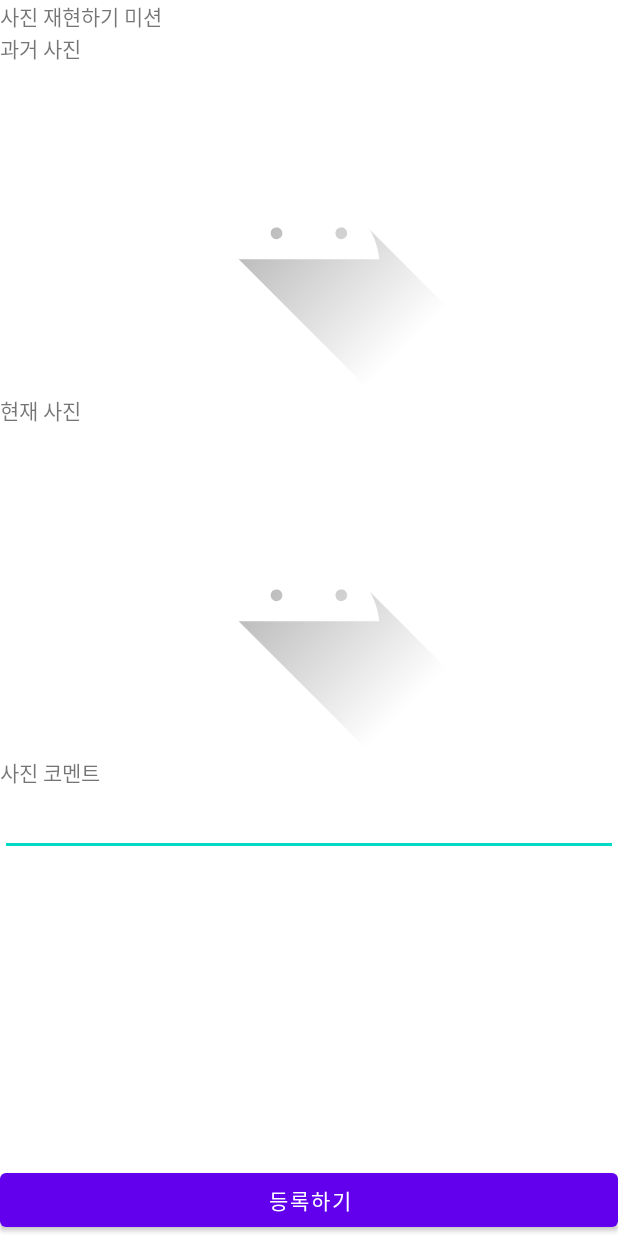
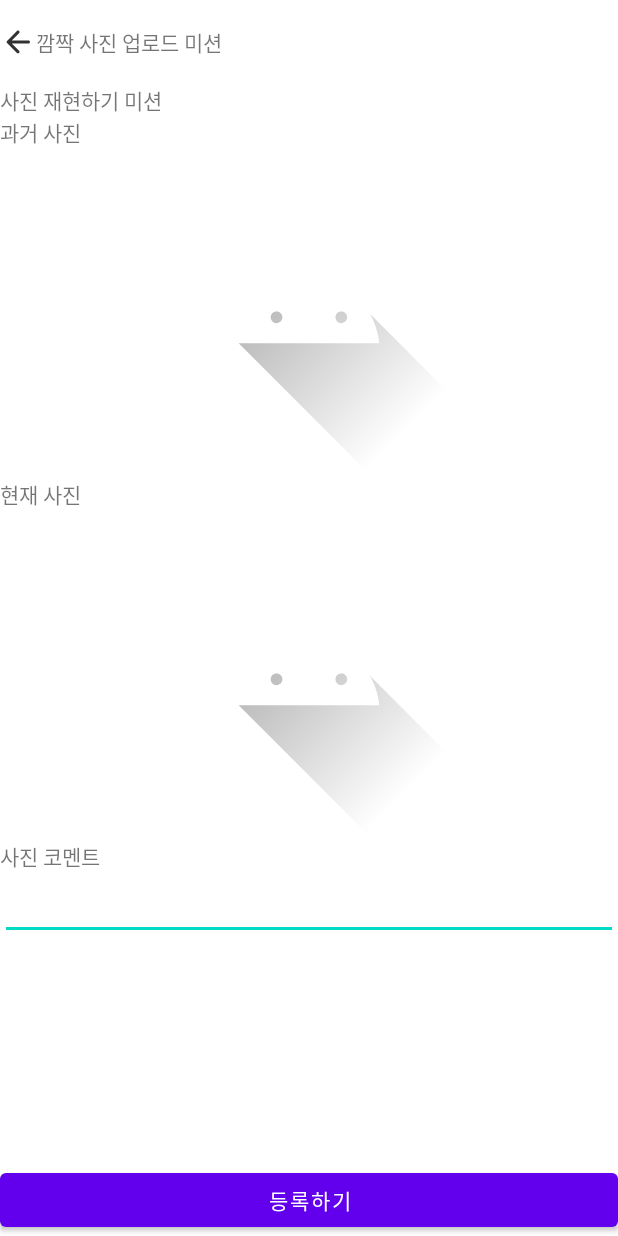
Before and after one commit to OnTheTop/ott-android, an Android app: the PhotoMissionActivity screen opened directly, with no data from a screen before it, on a phone screen of 412 x 824 dp. Run offline under Robolectric (Android 15) with nearby library versions, the phone set to English and light mode, and no system bars; our stand-ins replace data binding; pictures from the network do not load.

Commit message:
[Design] appbar 추가

```diff
--- a/app/src/main/res/layout/activiy_photo_mission.xml
+++ b/app/src/main/res/layout/activiy_photo_mission.xml
@@ -25,6 +25,14 @@
         android:layout_width="match_parent"
         android:layout_height="match_parent">
 
+        <include
+            android:id="@+id/photo_mission_appbar"
+            layout="@layout/appbar"
+            app:layout_constraintEnd_toEndOf="parent"
+            app:layout_constraintStart_toStartOf="parent"
+            app:layout_constraintTop_toTopOf="parent"
+            app:title="@{@string/photo_appbar_main_title}" />
+
         <ScrollView
             android:id="@+id/sv_photo_mission"
             android:layout_width="0dp"
@@ -32,7 +40,7 @@
             app:layout_constraintBottom_toTopOf="@id/btn_photo_mission_ok"
             app:layout_constraintEnd_toEndOf="parent"
             app:layout_constraintStart_toStartOf="parent"
-            app:layout_constraintTop_toTopOf="parent"
+            app:layout_constraintTop_toBottomOf="@+id/photo_mission_appbar"
             android:clipToPadding="false"
             android:overScrollMode="never">
 
--- a/app/src/main/res/layout/appbar.xml
+++ b/app/src/main/res/layout/appbar.xml
@@ -2,7 +2,6 @@
 <layout xmlns:android="http://schemas.android.com/apk/res/android">
 
     <data>
-
         <variable
             name="title"
             type="String" />
--- a/app/src/main/res/values/strings.xml
+++ b/app/src/main/res/values/strings.xml
@@ -9,6 +9,7 @@
     <string name="btn_registration">등록하기</string>
 
     <!-- 이미지 접근 메세지 -->
+    <string name="photo_appbar_main_title">깜짝 사진 업로드 미션</string>
     <string name="img_permission_dialog_title">이미지 접근 권한 허용을 거부하였습니다.</string>
     <string name="img_permission_dialog_message">사진을 첨부하기 위해서는 이미지 접근 권한이 필요합니다.기능 사용을 원하실 경우 휴대폰설정 > 애플리케이션 관리자에서 해당 앱의 권한을 허용해주세요.</string>
     <string name="img_permission_dialog_ok">설정</string>
```
